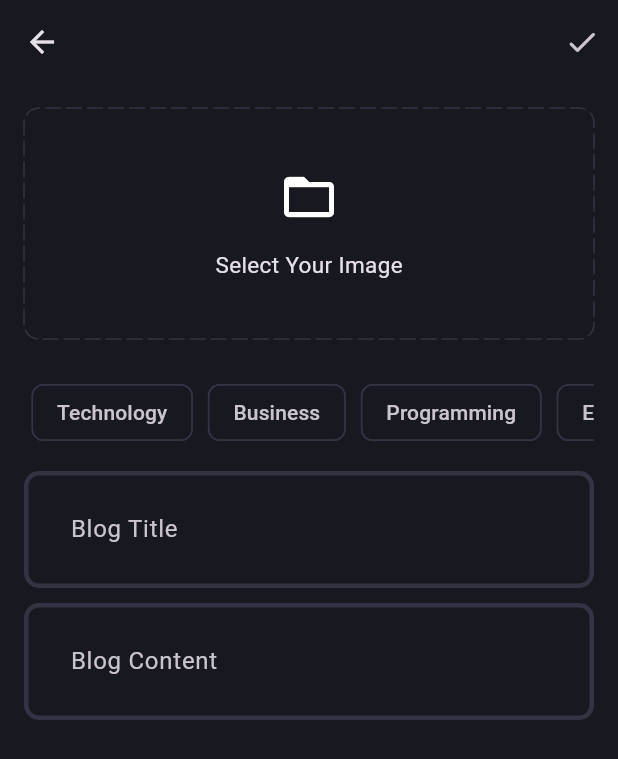
After one commit to AnshChugh/blog_flutter, a Flutter app: the AddNewBlogPage screen opened directly, after a tap on "Select Your Image", on a phone screen of 412 x 824 dp. The commit adds this screen. Shown: the top 759 px of the screen. Run offline on Flutter 3.47's test engine with Material 3 defaults, Android fonts, the phone set to English and light mode, and no system bars; drawn by our look-alikes of dotted_border; our stand-ins replace cloud_firestore, firebase_auth, firebase_core, flutter_bloc, fpdart, get_it and 1 more; accounts and stored records are empty; generated files the repository leaves out were written again.

Commit message:
implemented add blog page UI

```diff
--- a/lib/core/theme/theme.dart
+++ b/lib/core/theme/theme.dart
@@ -15,5 +15,12 @@ class AppTheme {
           contentPadding: const EdgeInsets.all(27),
           enabledBorder: _border(),
           focusedBorder: _border(AppPallete.gradient2)),
+      appBarTheme: const AppBarTheme()
+          .copyWith(backgroundColor: AppPallete.backgroundColor),
+      chipTheme: const ChipThemeData(
+          color: WidgetStatePropertyAll(AppPallete.backgroundColor),
+          side: BorderSide.none,
+
+          ),
     );
 }
--- /dev/null
+++ b/lib/core/utils/pick_image.dart
@@ -0,0 +1,15 @@
+import 'dart:io';
+
+import 'package:image_picker/image_picker.dart';
+
+Future<File?> pickImage() async {
+  try {
+    final xFile = await ImagePicker().pickImage(source: ImageSource.gallery);
+    if (xFile != null) {
+      return File(xFile.path);
+    }
+    return null;
+  } catch (e) {
+    return null;
+  }
+}
--- /dev/null
+++ b/lib/features/blog/presentation/pages/add_new_blog_page.dart
@@ -0,0 +1,150 @@
+import 'dart:io';
+
+import 'package:blog_flutter/core/theme/app_pellete.dart';
+import 'package:blog_flutter/core/utils/pick_image.dart';
+import 'package:blog_flutter/features/blog/presentation/widgets/blog_editor.dart';
+import 'package:dotted_border/dotted_border.dart';
+import 'package:flutter/material.dart';
+
+class AddNewBlogPage extends StatefulWidget {
+  static route() => MaterialPageRoute(
+        builder: (context) => const AddNewBlogPage(),
+      );
+  const AddNewBlogPage({super.key});
+
+  @override
+  State<AddNewBlogPage> createState() => _AddNewBlogPageState();
+}
+
+class _AddNewBlogPageState extends State<AddNewBlogPage> {
+  final titleController = TextEditingController();
+  final contentController = TextEditingController();
+  File? image;
+  List<String> selectedTopics = [];
+  void selectImage() async {
+    final pickedImage = await pickImage();
+    if (pickedImage != null) {
+      setState(() {
+        image = pickedImage;
+      });
+    }
+  }
+
+  @override
+  void dispose() {
+    super.dispose();
+    titleController.dispose();
+    contentController.dispose();
+  }
+
+  @override
+  Widget build(BuildContext context) {
+    return Scaffold(
+      appBar: AppBar(
+        actions: [
+          IconButton(onPressed: () {}, icon: const Icon(Icons.done_rounded))
+        ],
+      ),
+      body: SingleChildScrollView(
+        child: Padding(
+          padding: const EdgeInsets.all(16.0),
+          child: Column(
+            children: [
+              image != null
+                  ? GestureDetector(
+                      onTap: () {
+                        selectImage();
+                      },
+                      child: SizedBox(
+                          height: 150,
+                          width: double.infinity,
+                          child: ClipRRect(
+                            borderRadius: BorderRadius.circular(10),
+                            child: Image.file(
+                              image!,
+                              fit: BoxFit.cover,
+                            ),
+                          )),
+                    )
+                  : GestureDetector(
+                      onTap: () {
+                        selectImage();
+                      },
+                      child: DottedBorder(
+                          color: AppPallete.borderColor,
+                          dashPattern: const [10, 4],
+                          radius: const Radius.circular(10),
+                          borderType: BorderType.RRect,
+                          strokeCap: StrokeCap.round,
+                          child: Container(
+                            height: 150,
+                            width: double.infinity,
+                            child: const Column(
+                              mainAxisAlignment: MainAxisAlignment.center,
+                              children: [
+                                Icon(
+                                  Icons.folder_open,
+                                  size: 40,
+                                ),
+                                SizedBox(
+                                  height: 15,
+                                ),
+                                Text(
+                                  'Select Your Image',
+                                  style: TextStyle(fontSize: 15),
+                                )
+                              ],
+                            ),
+                          )),
+                    ),
+              const SizedBox(
+                height: 20,
+              ),
+              SingleChildScrollView(
+                scrollDirection: Axis.horizontal,
+                child: Row(
+                  children:
+                      ['Technology', 'Business', 'Programming', 'Entertainment']
+                          .map((element) => Padding(
+                                padding: const EdgeInsets.all(5.0),
+                                child: GestureDetector(
+                                  onTap: () {
+                                    if (selectedTopics.contains(element)) {
+                                      selectedTopics.remove(element);
+                                    } else {
+                                      selectedTopics.add(element);
+                                    }
+                                    setState(() {});
+                                  },
+                                  child: Chip(
+                                    label: Text(element),
+                                    color: selectedTopics.contains(element)
+                                        ? const WidgetStatePropertyAll(
+                                            AppPallete.gradient1)
+                                        : null,
+                                    side: selectedTopics.contains(element)
+                                        ? null
+                                        : const BorderSide(
+                                            color: AppPallete.borderColor),
+                                  ),
+                                ),
+                              ))
+                          .toList(),
+                ),
+              ),
+              const SizedBox(
+                height: 10,
+              ),
+              BlogEditor(controller: titleController, hintText: 'Blog Title'),
+              const SizedBox(
+                height: 10,
+              ),
+              BlogEditor(
+                  controller: contentController, hintText: 'Blog Content')
+            ],
+          ),
+        ),
+      ),
+    );
+  }
+}
--- /dev/null
+++ b/lib/features/blog/presentation/pages/blog_page.dart
@@ -0,0 +1,24 @@
+import 'package:blog_flutter/features/blog/presentation/pages/add_new_blog_page.dart';
+import 'package:flutter/cupertino.dart';
+import 'package:flutter/material.dart';
+
+class BlogPage extends StatelessWidget {
+  const BlogPage({super.key});
+
+  @override
+  Widget build(BuildContext context) {
+    return Scaffold(
+      appBar: AppBar(
+        title: const Text('Blog App'),
+        actions: [
+          IconButton(
+            onPressed: () {
+              Navigator.push(context, AddNewBlogPage.route());
+            },
+            icon: const Icon(CupertinoIcons.add_circled),
+          )
+        ],
+      ),
+    );
+  }
+}
--- /dev/null
+++ b/lib/features/blog/presentation/widgets/blog_editor.dart
@@ -0,0 +1,17 @@
+import 'package:flutter/material.dart';
+
+class BlogEditor extends StatelessWidget {
+  final TextEditingController controller;
+  final String hintText;
+  const BlogEditor(
+      {super.key, required this.controller, required this.hintText});
+
+  @override
+  Widget build(BuildContext context) {
+    return TextFormField(
+      maxLines: null,
+      controller: controller,
+      decoration: InputDecoration(hintText: hintText),
+    );
+  }
+}
--- a/lib/main.dart
+++ b/lib/main.dart
@@ -2,6 +2,7 @@ import 'package:blog_flutter/core/common/cubits/app_user/app_user_cubit.dart';
 import 'package:blog_flutter/core/theme/theme.dart';
 import 'package:blog_flutter/features/auth/presentation/bloc/auth_bloc.dart';
 import 'package:blog_flutter/features/auth/presentation/pages/login_page.dart';
+import 'package:blog_flutter/features/blog/presentation/pages/blog_page.dart';
 import 'package:blog_flutter/init_dependencies.dart';
 import 'package:flutter/material.dart';
 import 'package:flutter_bloc/flutter_bloc.dart';
@@ -48,11 +49,7 @@ class _MyAppState extends State<MyApp> {
         },
         builder: (context, isLoggedIn) {
           if (isLoggedIn) {
-            return const Scaffold(
-              body: Center(
-                child: Text('logged In'),
-              ),
-            );
+            return const BlogPage();
           }
           return const LoginPage();
         },
--- a/pubspec.yaml
+++ b/pubspec.yaml
@@ -30,6 +30,7 @@ environment:
 dependencies:
   cloud_firestore: ^4.17.5
   cupertino_icons: ^1.0.6
+  dotted_border: ^2.1.0
   firebase_auth: ^4.20.0
   firebase_core: ^2.32.0
   flutter:
@@ -37,6 +38,7 @@ dependencies:
   flutter_bloc: ^8.1.5
   fpdart: ^1.1.0
   get_it: ^7.7.0
+  image_picker: ^1.1.1
 
 dev_dependencies:
   flutter_lints: ^3.0.0
```
Also changed, not shown: pubspec.lock, 5 other files. Lines whose indentation alone changed are shown as unchanged.
